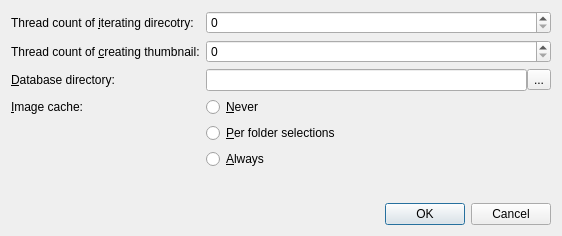
The window that src/option.ui (ambiesoft/SceneExplorer) describes before a commit, drawn with Qt 5.
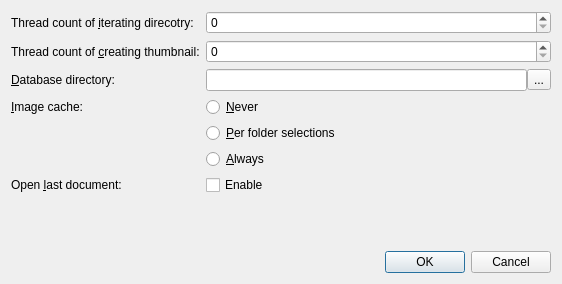
The same window after the commit.

Diff of the .ui file:
```diff
--- a/src/option.ui
+++ b/src/option.ui
@@ -7,7 +7,7 @@
     <x>0</x>
     <y>0</y>
     <width>562</width>
-    <height>236</height>
+    <height>284</height>
    </rect>
   </property>
   <property name="windowTitle">
@@ -50,7 +50,7 @@
      </property>
     </widget>
    </item>
-   <item row="11" column="1">
+   <item row="13" column="1">
     <widget class="QDialogButtonBox" name="buttonBox">
      <property name="orientation">
       <enum>Qt::Horizontal</enum>
@@ -60,7 +60,7 @@
      </property>
     </widget>
    </item>
-   <item row="9" column="1">
+   <item row="11" column="1">
     <spacer name="verticalSpacer">
      <property name="orientation">
       <enum>Qt::Vertical</enum>
@@ -121,6 +121,23 @@
      </item>
     </layout>
    </item>
+   <item row="10" column="1">
+    <widget class="QCheckBox" name="chkOpenLastDocument">
+     <property name="text">
+      <string>Enable</string>
+     </property>
+    </widget>
+   </item>
+   <item row="10" column="0">
+    <widget class="QLabel" name="labelOpenLastDocument">
+     <property name="text">
+      <string>Open &amp;last document:</string>
+     </property>
+     <property name="buddy">
+      <cstring>chkOpenLastDocument</cstring>
+     </property>
+    </widget>
+   </item>
   </layout>
  </widget>
  <tabstops>
```
